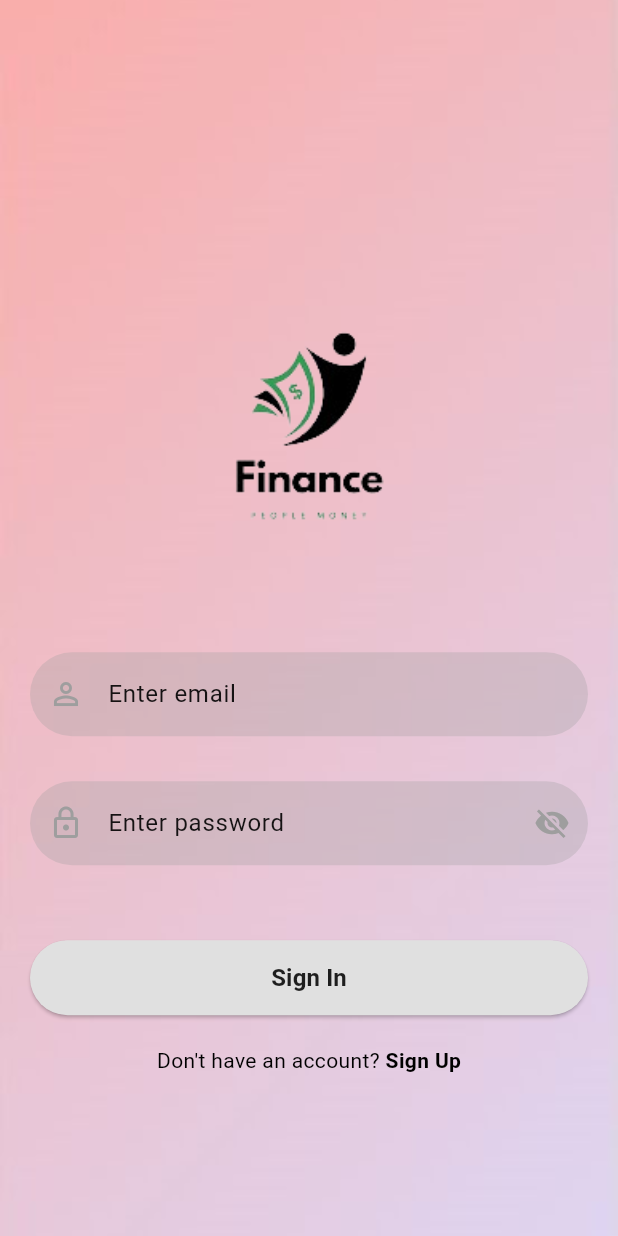
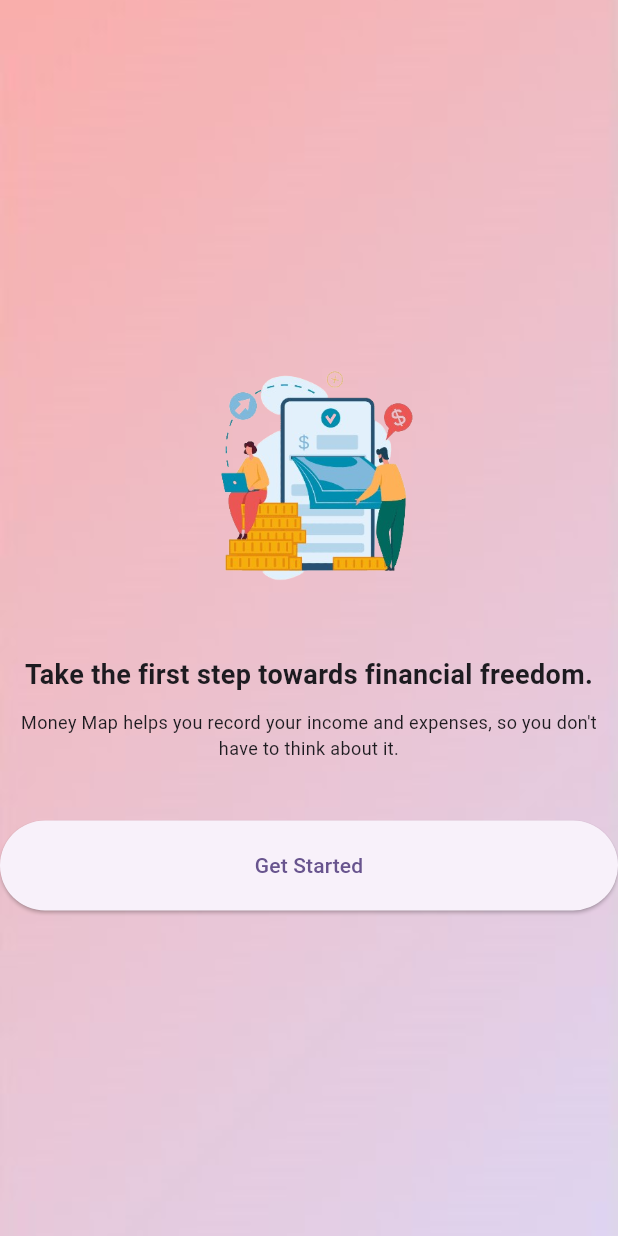
Before and after one commit to devuslee/financemanagement, a Flutter app: the screen it shows after launch, on a phone screen of 412 x 824 dp. Run offline on Flutter 3.47's test engine with Material 3 defaults, Android fonts, the phone set to English and light mode, and no system bars; our stand-ins replace animated_text_kit, cloud_firestore, firebase_auth, firebase_core, flutter_settings_screens, syncfusion_flutter_charts; accounts and stored records are empty.

Commit message:
Introduction Page

```diff
--- /dev/null
+++ b/lib/screens/introduction.dart
@@ -0,0 +1,69 @@
+import 'package:flutter/material.dart';
+import 'package:financemanagement/screens/signin_screen.dart';
+
+class IntroductionPage extends StatelessWidget {
+  @override
+  Widget build(BuildContext context) {
+    return Scaffold(
+      body: Stack(
+        fit: StackFit.expand,
+        children: <Widget>[
+          Image.asset(
+            'assets/images/moneymap.jpg',
+            fit: BoxFit.cover,
+          ),
+          Center(
+            child: Column(
+              mainAxisAlignment: MainAxisAlignment.center,
+              crossAxisAlignment: CrossAxisAlignment.center,
+              children: <Widget>[
+                // Your image goes here
+                Image.asset(
+                  'assets/images/financepic.png', // Adjust the path as per your image location
+                  width: 200,
+                  height: 200,
+                ),
+                SizedBox(height: 20),
+                // Text below the image
+                Text(
+                  'Take the first step towards financial freedom.',
+                  style: TextStyle(
+                    fontSize: 18,
+                    fontWeight: FontWeight.bold,
+                  ),
+                  textAlign: TextAlign.center,
+                ),
+                SizedBox(height: 10),
+                // Additional sentence
+                Text(
+                  'Money Map helps you record your income and expenses, so you don\'t have to think about it.',
+                  style: TextStyle(
+                    fontSize: 12,
+                  ),
+                  textAlign: TextAlign.center,
+                ),
+                SizedBox(height: 40), // Increased spacing
+                // Get Started button
+                SizedBox(
+                  width: double.infinity,
+                  child: ElevatedButton(
+                    onPressed: () {
+                      Navigator.push(
+                        context,
+                        MaterialPageRoute(builder: (context) => SignInScreen()),
+                      );
+                    },
+                    style: ElevatedButton.styleFrom(
+                      padding: EdgeInsets.symmetric(vertical: 20), // Increased vertical padding
+                    ),
+                    child: Text('Get Started'),
+                  ),
+                ),
+              ],
+            ),
+          ),
+        ],
+      ),
+    );
+  }
+}
--- a/lib/screens/signup_screen.dart
+++ b/lib/screens/signup_screen.dart
@@ -186,8 +186,18 @@ class _SignUpScreenState extends State<SignUpScreen> {
           ),
         ),
       ),
-    ],
-    )
+          Positioned(
+          top: 30, // Adjust the position as needed
+    left: 10, // Adjust the position as needed
+    child: IconButton(
+    icon: Icon(Icons.arrow_back),
+    onPressed: () {
+    Navigator.pop(context);
+    },
+    ),
+    ),
+        ]
+    ),
     );
   }
 
--- a/lib/screens/splashscreen.dart
+++ b/lib/screens/splashscreen.dart
@@ -1,5 +1,5 @@
 import 'dart:async';
-import 'package:financemanagement/screens/signin_screen.dart';
+import 'package:financemanagement/screens/introduction.dart';
 import 'package:flutter/material.dart';
 import 'package:animated_text_kit/animated_text_kit.dart';
 
@@ -16,7 +16,7 @@ class _SplashScreenState extends State<SplashScreen> {
     super.initState();
     Timer(Duration(seconds: 7), () { // Duration of the splash screen
       Navigator.of(context).pushReplacement(
-        MaterialPageRoute(builder: (context) => SignInScreen()),
+        MaterialPageRoute(builder: (context) => IntroductionPage()),
       );
     });
   }
```
Also changed, not shown: assets/images/financepic.png (added).
